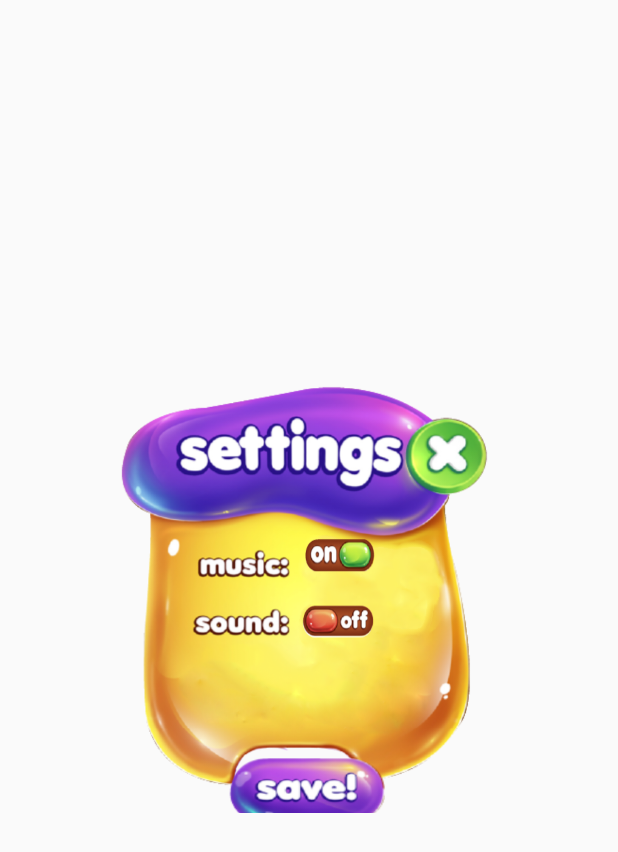
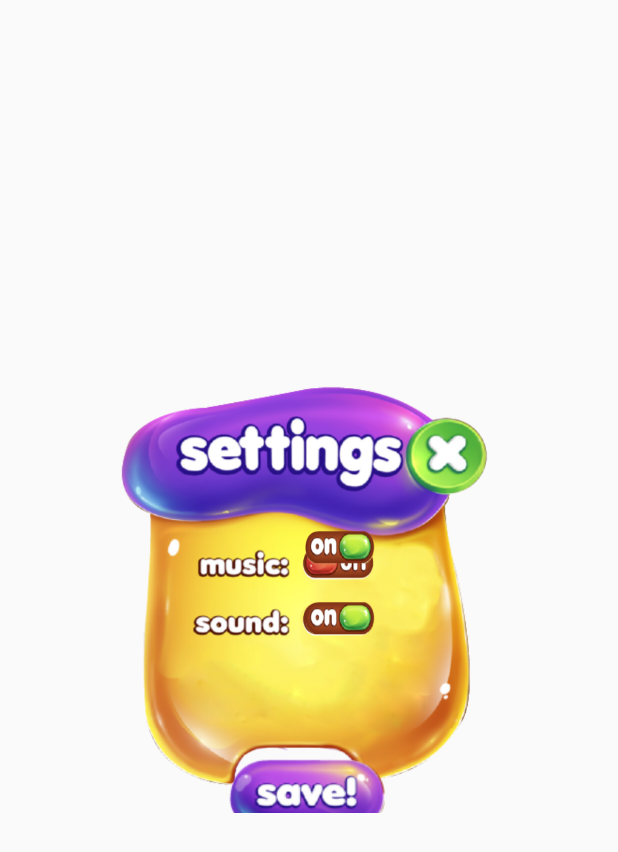
Before and after one commit to tkppro/Android-Project, an Android app: the layout activity_option_popup.xml on its own in the app's theme, with its tools: preview values and no code run, on a phone screen of 412 x 824 dp. Shown: the top 852 px of the screen. Run offline under Robolectric (Android 15) with nearby library versions, the phone set to English and light mode, and no system bars.

Commit message:
fix sound and music saved

```diff
--- a/app/src/main/AndroidManifest.xml
+++ b/app/src/main/AndroidManifest.xml
@@ -10,7 +10,7 @@
         android:supportsRtl="true"
         android:theme="@style/AppTheme">
         <activity
-            android:name=".OptionPopup"
+            android:name=".MainActivity"
             android:screenOrientation="landscape"
             android:theme="@style/AppTheme">
             <intent-filter>
@@ -19,7 +19,7 @@
                 <category android:name="android.intent.category.LAUNCHER" />
             </intent-filter>
         </activity>
-        <activity android:name=".MainActivity"></activity>
+      <!--  <activity android:name=".OptionPopup"></activity>-->
     </application>
 
 </manifest>
--- a/app/src/main/res/layout/activity_main.xml
+++ b/app/src/main/res/layout/activity_main.xml
@@ -1,5 +1,6 @@
 <?xml version="1.0" encoding="utf-8"?>
 <android.support.constraint.ConstraintLayout xmlns:android="http://schemas.android.com/apk/res/android"
+    android:id="@+id/layout_main"
     xmlns:app="http://schemas.android.com/apk/res-auto"
     xmlns:tools="http://schemas.android.com/tools"
     android:layout_width="match_parent"
--- a/app/src/main/res/layout/activity_option_popup.xml
+++ b/app/src/main/res/layout/activity_option_popup.xml
@@ -11,39 +11,63 @@
     >
 
     <Button
-        android:id="@+id/btn_music_option"
+        android:id="@+id/btn_music_option_off"
+        android:layout_width="50dp"
+        android:layout_height="24dp"
+        android:layout_marginBottom="17dp"
+        android:layout_marginEnd="112dp"
+        android:layout_marginTop="130dp"
+        android:background="@drawable/btn_off_option"
+        app:layout_constraintBottom_toTopOf="@+id/btn_sound_option_on"
+        app:layout_constraintEnd_toEndOf="parent"
+        app:layout_constraintTop_toTopOf="parent" />
+    <Button
+        android:id="@+id/btn_music_option_on"
         android:layout_width="50dp"
         android:layout_height="30dp"
         android:layout_marginBottom="17dp"
         android:layout_marginEnd="112dp"
         android:layout_marginTop="130dp"
         android:background="@drawable/btn_on_option"
-        app:layout_constraintBottom_toTopOf="@+id/btn_sound_option"
+        app:layout_constraintBottom_toTopOf="@+id/btn_sound_option_on"
         app:layout_constraintEnd_toEndOf="parent"
         app:layout_constraintTop_toTopOf="parent" />
 
+
+
     <Button
-        android:id="@+id/btn_sound_option"
+        android:id="@+id/btn_sound_option_off"
         android:layout_width="50dp"
         android:layout_height="24dp"
+        android:layout_marginEnd="112dp"
+        android:layout_marginTop="4dp"
+        android:background="@drawable/btn_off_option"
+        app:layout_constraintEnd_toEndOf="parent"
+        app:layout_constraintTop_toTopOf="@+id/btn_sound_option_on" />
+    <Button
+        android:id="@+id/btn_sound_option_on"
+        android:layout_width="50dp"
+        android:layout_height="30dp"
         android:layout_marginBottom="74dp"
-        android:background="@drawable/btn_off_option"
+        android:background="@drawable/btn_on_option"
         app:layout_constraintBottom_toTopOf="@+id/btn_save_option"
-        app:layout_constraintEnd_toEndOf="@+id/btn_music_option"
-        app:layout_constraintHorizontal_bias="1.0"
-        app:layout_constraintStart_toStartOf="@+id/btn_music_option"
-        app:layout_constraintTop_toBottomOf="@+id/btn_music_option" />
+        app:layout_constraintEnd_toEndOf="@+id/btn_music_option_on"
+        app:layout_constraintHorizontal_bias="0.0"
+        app:layout_constraintStart_toStartOf="@+id/btn_music_option_on"
+        app:layout_constraintTop_toBottomOf="@+id/btn_music_option_on" />
+
+
 
     <Button
         android:id="@+id/btn_save_option"
         android:layout_width="121dp"
-        android:layout_height="52dp"
+        android:layout_height="57dp"
         android:layout_marginBottom="6dp"
         android:background="@drawable/btn_save_option"
         app:layout_constraintBottom_toBottomOf="parent"
         app:layout_constraintEnd_toEndOf="parent"
         app:layout_constraintStart_toStartOf="parent"
-        app:layout_constraintTop_toBottomOf="@+id/btn_sound_option" />
+        app:layout_constraintTop_toBottomOf="@+id/btn_sound_option_on" />
 
     <Button
         android:id="@+id/btn_exit_option"
```
Also changed, not shown: app/src/main/java/sourcecode/thangdang/finalproject/MainActivity.java (+101 -33 lines), app/src/main/java/sourcecode/thangdang/finalproject/OptionPopup.java (+38 -22 lines), app/src/main/java/sourcecode/thangdang/finalproject/SaveStatus.java (added, +52 -0 lines).
